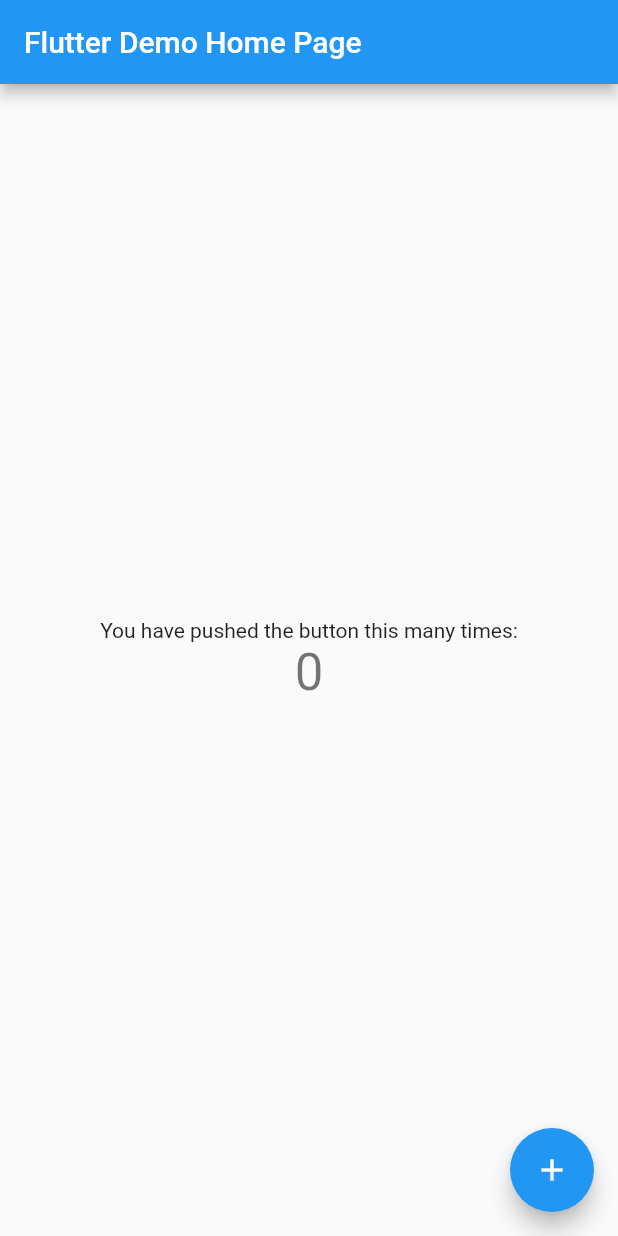
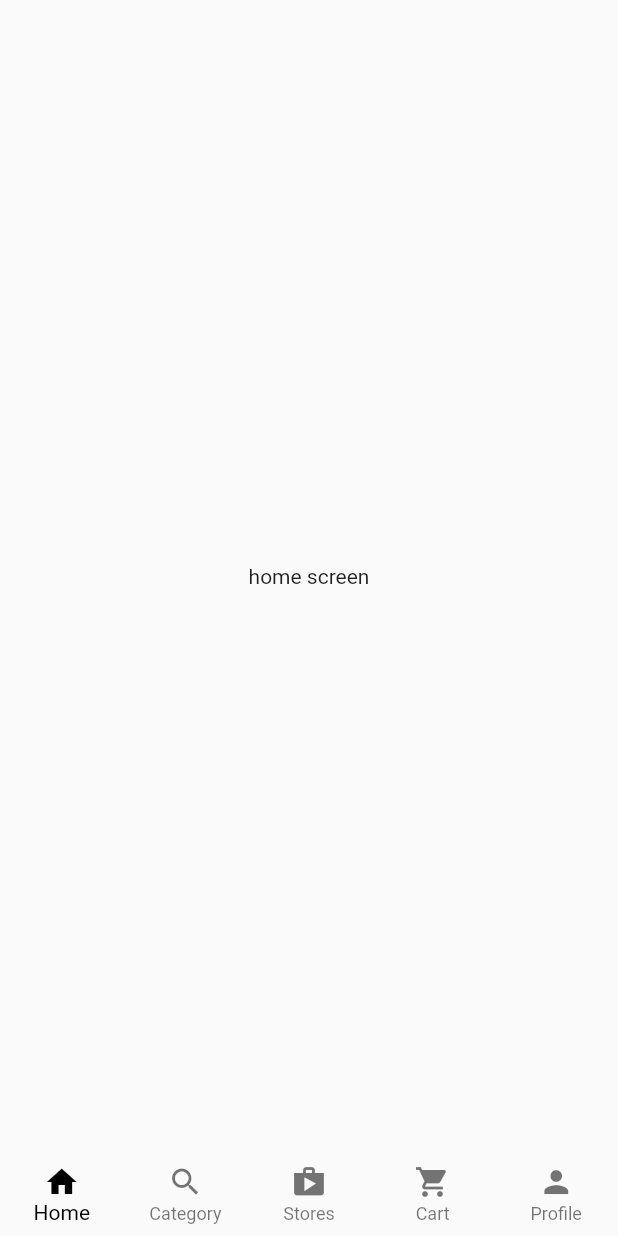
Before and after one commit to RyomaArisawa/muti_store_app, a Flutter app: the screen it shows after launch, on a phone screen of 412 x 824 dp. Run offline on Flutter 3.47's test engine with Material 2 defaults, Android fonts, the phone set to English and light mode, and no system bars.

```diff
--- a/lib/main.dart
+++ b/lib/main.dart
@@ -1,4 +1,6 @@
 import 'package:flutter/material.dart';
+
+import 'main_screens/customer_home_screen.dart';
 
 void main() {
   runApp(const MyApp());
@@ -11,105 +13,11 @@ class MyApp extends StatelessWidget {
   @override
   Widget build(BuildContext context) {
     return MaterialApp(
-      title: 'Flutter Demo',
-      theme: ThemeData(
-        // This is the theme of your application.
-        //
-        // Try running your application with "flutter run". You'll see the
-        // application has a blue toolbar. Then, without quitting the app, try
-        // changing the primarySwatch below to Colors.green and then invoke
-        // "hot reload" (press "r" in the console where you ran "flutter run",
-        // or simply save your changes to "hot reload" in a Flutter IDE).
-        // Notice that the counter didn't reset back to zero; the application
-        // is not restarted.
-        primarySwatch: Colors.blue,
-      ),
-      home: const MyHomePage(title: 'Flutter Demo Home Page'),
-    );
+        title: 'Multi Store App',
+        debugShowCheckedModeBanner: false,
+        theme: ThemeData(
+          primarySwatch: Colors.blue,
+        ),
+        home: const CustomerHomeScreen());
   }
 }
-
-class MyHomePage extends StatefulWidget {
-  const MyHomePage({super.key, required this.title});
-
-  // This widget is the home page of your application. It is stateful, meaning
-  // that it has a State object (defined below) that contains fields that affect
-  // how it looks.
-
-  // This class is the configuration for the state. It holds the values (in this
-  // case the title) provided by the parent (in this case the App widget) and
-  // used by the build method of the State. Fields in a Widget subclass are
-  // always marked "final".
-
-  final String title;
-
-  @override
-  State<MyHomePage> createState() => _MyHomePageState();
-}
-
-class _MyHomePageState extends State<MyHomePage> {
-  int _counter = 0;
-
-  void _incrementCounter() {
-    setState(() {
-      // This call to setState tells the Flutter framework that something has
-      // changed in this State, which causes it to rerun the build method below
-      // so that the display can reflect the updated values. If we changed
-      // _counter without calling setState(), then the build method would not be
-      // called again, and so nothing would appear to happen.
-      _counter++;
-    });
-  }
-
-  @override
-  Widget build(BuildContext context) {
-    // This method is rerun every time setState is called, for instance as done
-    // by the _incrementCounter method above.
-    //
-    // The Flutter framework has been optimized to make rerunning build methods
-    // fast, so that you can just rebuild anything that needs updating rather
-    // than having to individually change instances of widgets.
-    return Scaffold(
-      appBar: AppBar(
-        // Here we take the value from the MyHomePage object that was created by
-        // the App.build method, and use it to set our appbar title.
-        title: Text(widget.title),
-      ),
-      body: Center(
-        // Center is a layout widget. It takes a single child and positions it
-        // in the middle of the parent.
-        child: Column(
-          // Column is also a layout widget. It takes a list of children and
-          // arranges them vertically. By default, it sizes itself to fit its
-          // children horizontally, and tries to be as tall as its parent.
-          //
-          // Invoke "debug painting" (press "p" in the console, choose the
-          // "Toggle Debug Paint" action from the Flutter Inspector in Android
-          // Studio, or the "Toggle Debug Paint" command in Visual Studio Code)
-          // to see the wireframe for each widget.
-          //
-          // Column has various properties to control how it sizes itself and
-          // how it positions its children. Here we use mainAxisAlignment to
-          // center the children vertically; the main axis here is the vertical
-          // axis because Columns are vertical (the cross axis would be
-          // horizontal).
-          mainAxisAlignment: MainAxisAlignment.center,
-          children: <Widget>[
-            const Text(
-              'You have pushed the button this many times:',
-            ),
-            Text(
-              '$_counter',
-              style: Theme.of(context).textTheme.headline4,
-            ),
-          ],
-        ),
-      ),
-      floatingActionButton: FloatingActionButton(
-        onPressed: _incrementCounter,
-        tooltip: 'Increment',
-        child: const Icon(Icons.add),
-      ), // This trailing comma makes auto-formatting nicer for build methods.
-    );
-  }
-}
--- /dev/null
+++ b/lib/main_screens/customer_home_screen.dart
@@ -0,0 +1,69 @@
+import 'package:flutter/material.dart';
+
+class CustomerHomeScreen extends StatefulWidget {
+  const CustomerHomeScreen({Key? key}) : super(key: key);
+
+  @override
+  State<CustomerHomeScreen> createState() => _CustomerHomeScreenState();
+}
+
+class _CustomerHomeScreenState extends State<CustomerHomeScreen> {
+  int _selectedIndex = 0;
+  final List<Widget> _tabs = const [
+    Center(
+      child: Text('home screen'),
+    ),
+    Center(
+      child: Text('Category screen'),
+    ),
+    Center(
+      child: Text('Stores screen'),
+    ),
+    Center(
+      child: Text('Cart screen'),
+    ),
+    Center(
+      child: Text('Profile screen'),
+    ),
+  ];
+
+  @override
+  Widget build(BuildContext context) {
+    return Scaffold(
+      body: _tabs[_selectedIndex],
+      bottomNavigationBar: BottomNavigationBar(
+        type: BottomNavigationBarType.fixed,
+        selectedItemColor: Colors.black,
+        elevation: 0,
+        currentIndex: _selectedIndex,
+        items: const [
+          BottomNavigationBarItem(
+            icon: Icon(Icons.home),
+            label: 'Home',
+          ),
+          BottomNavigationBarItem(
+            icon: Icon(Icons.search),
+            label: 'Category',
+          ),
+          BottomNavigationBarItem(
+            icon: Icon(Icons.shop),
+            label: 'Stores',
+          ),
+          BottomNavigationBarItem(
+            icon: Icon(Icons.shopping_cart),
+            label: 'Cart',
+          ),
+          BottomNavigationBarItem(
+            icon: Icon(Icons.person),
+            label: 'Profile',
+          ),
+        ],
+        onTap: (index) {
+          setState(() {
+            _selectedIndex = index;
+          });
+        },
+      ),
+    );
+  }
+}
--- a/pubspec.yaml
+++ b/pubspec.yaml
@@ -63,7 +63,6 @@ flutter:
   assets:
     - images/
     - images/men/
-    - images/try/
     - images/inapp/
     - images/women/
     - images/shoes/
```
